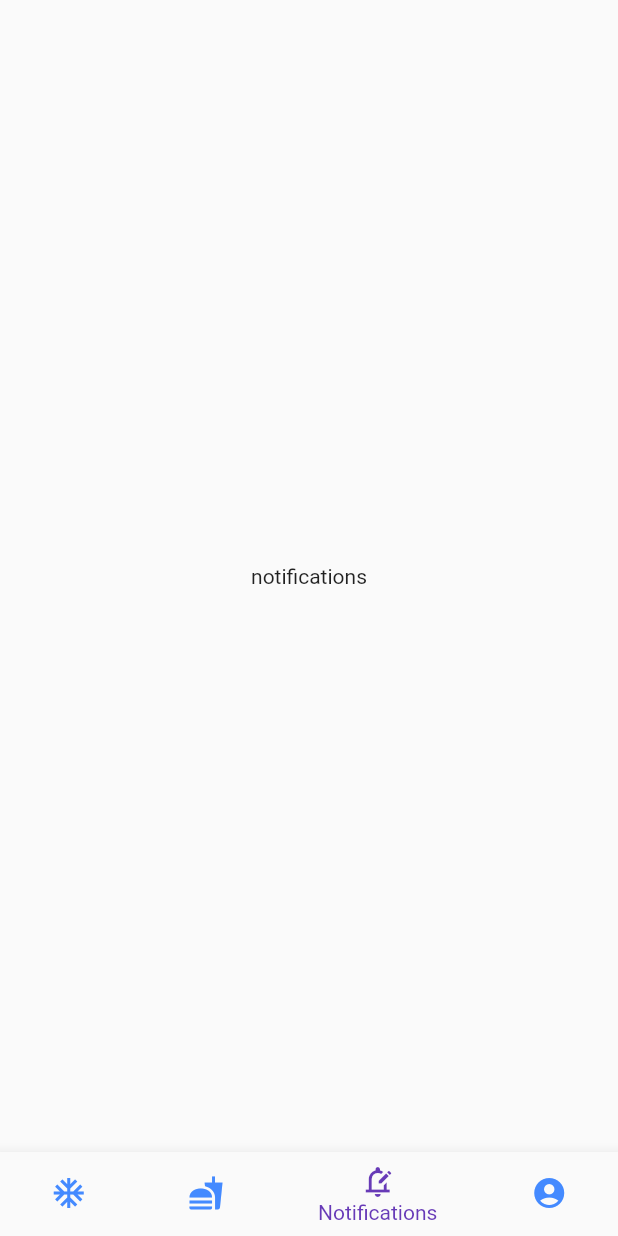
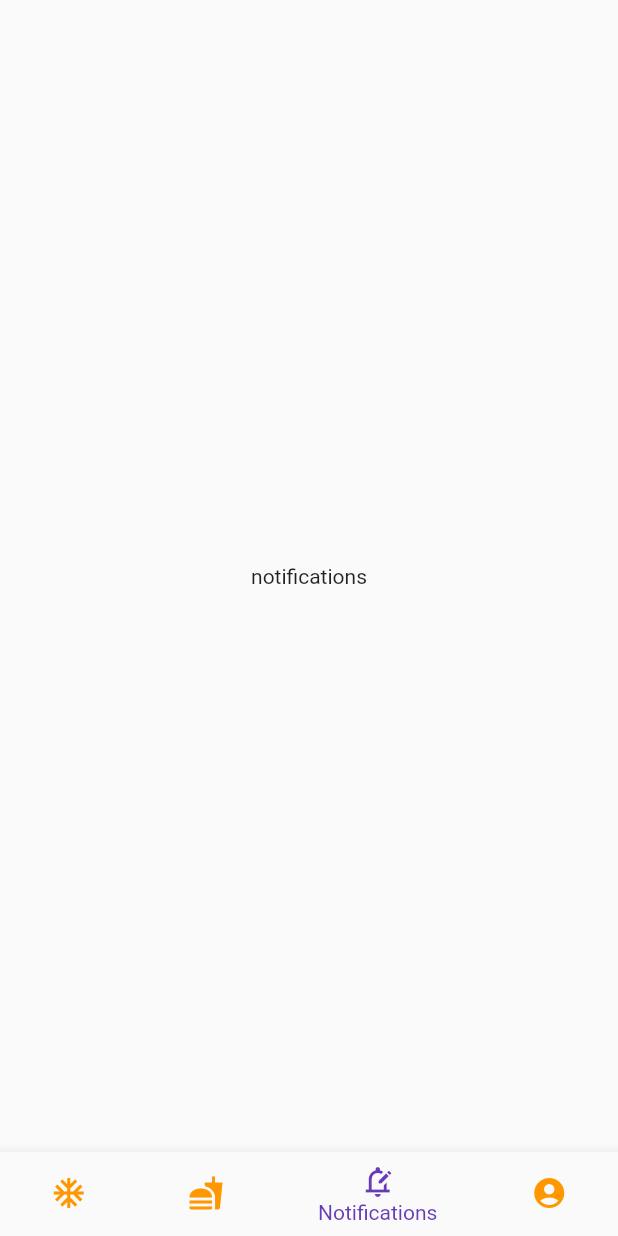
Before and after one commit to smitkachhadiya/myrestaurant, a Flutter app: the homepage screen opened directly, item 3 of the bottom bar chosen, on a phone screen of 412 x 824 dp. Run offline on Flutter 3.47's test engine with Material 2 defaults, Android fonts, the light colour scheme and no system bars.

Commit message:
committed successfully

```diff
--- a/lib/homepage.dart
+++ b/lib/homepage.dart
@@ -26,13 +26,17 @@ class _homepageState extends State<homepage> {
       bottomNavigationBar: BottomNavigationBar(
         items: const <BottomNavigationBarItem>[
           BottomNavigationBarItem(icon: Icon(Icons.ac_unit), label: "home"),
-          BottomNavigationBarItem(icon: Icon(Icons.fastfood), label: "Fastfood"),
-          BottomNavigationBarItem(icon: Icon(Icons.edit_notifications_outlined), label: "Notifications"),
-          BottomNavigationBarItem(icon: Icon(Icons.account_circle), label: "profile"),
+          BottomNavigationBarItem(
+              icon: Icon(Icons.fastfood), label: "Fastfood"),
+          BottomNavigationBarItem(
+              icon: Icon(Icons.edit_notifications_outlined),
+              label: "Notifications"),
+          BottomNavigationBarItem(
+              icon: Icon(Icons.account_circle), label: "profile"),
         ],
         currentIndex: _selectedIndex,
         onTap: _onItemTapped,
-        unselectedItemColor: Colors.blueAccent,
+        unselectedItemColor: Colors.orange,
         selectedItemColor: Colors.deepPurple,
       ),
       body: new IndexedStack(
```
